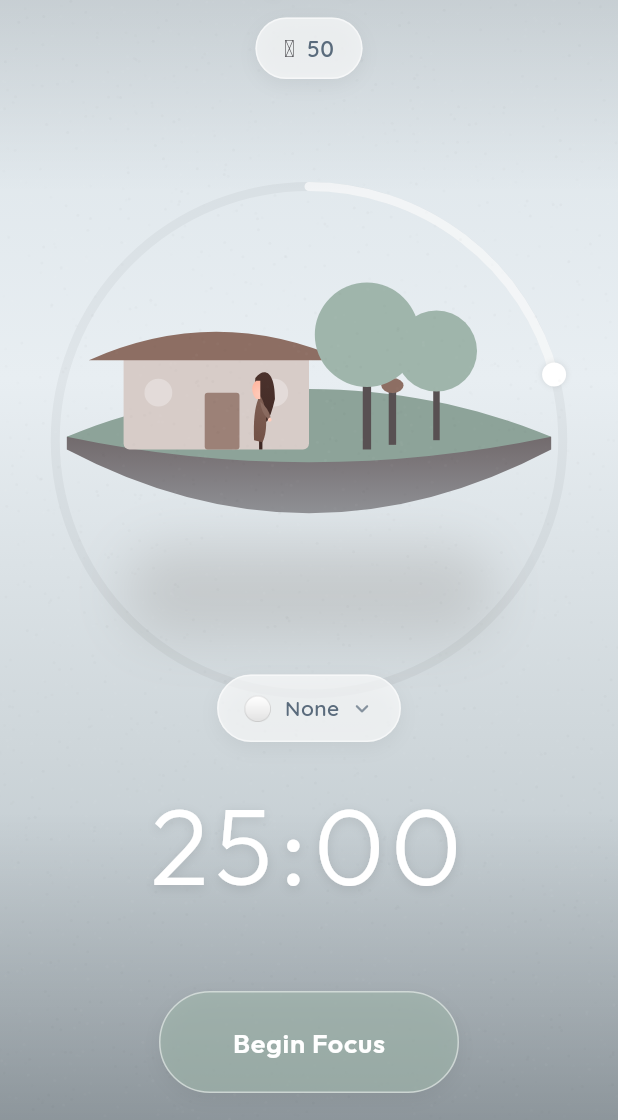
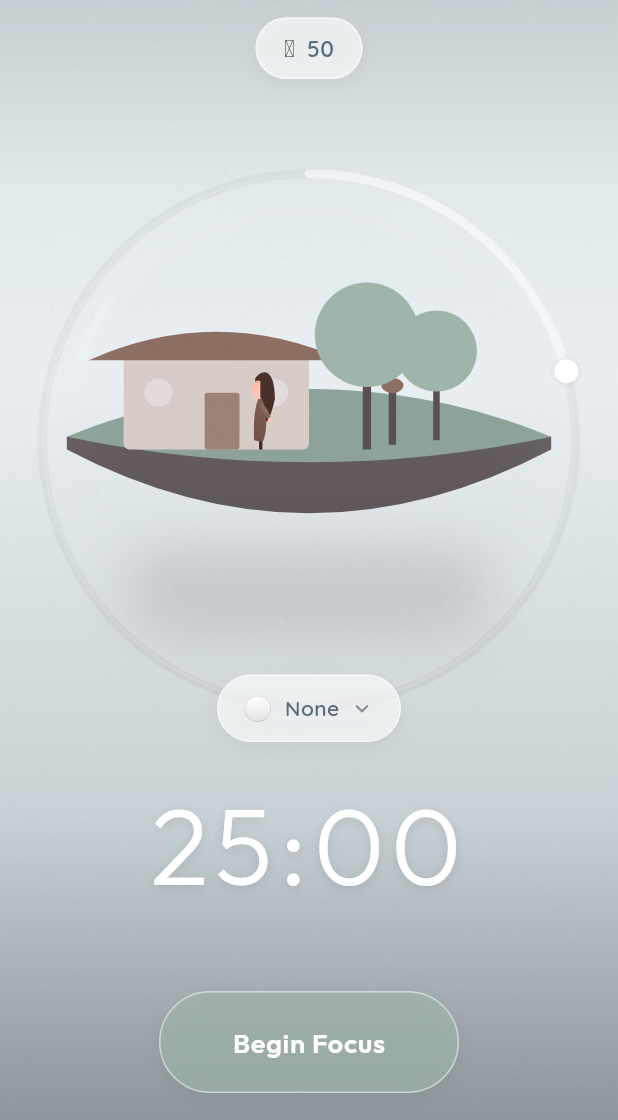
Before and after one commit to AhmadFaiqAisyAfrah/Island-App, a Flutter app: the screen it shows after launch, after a tap on the "menu" icon, after a tap on the "nightlight round" icon, on a phone screen of 412 x 824 dp, the part 116-1236 px from its top. Run offline on Flutter 3.47's test engine with Material 3 defaults, Android fonts, the phone set to English and light mode, and no system bars; our stand-ins replace audioplayers, emoji_picker_flutter, firebase_auth, firebase_core, fl_chart, flutter_riverpod and 3 more; accounts and stored records are empty.

Commit message:
Visual Polish: Glass Dome Interactions, Reflection Enhancements & Fixes

```diff
--- a/lib/features/home/presentation/widgets/circular_duration_slider.dart
+++ b/lib/features/home/presentation/widgets/circular_duration_slider.dart
@@ -103,10 +103,10 @@ class _CircularDurationSliderState extends State<CircularDurationSlider> {
 
   @override
   Widget build(BuildContext context) {
-    // FOCUS STATE BEHAVIOR: Completely Hide
-    if (widget.isFocusing) {
-       return const SizedBox.shrink();
-    }
+    // FOCUS STATE BEHAVIOR: Handled by Parent Opacity
+    // if (widget.isFocusing) {
+    //    return const SizedBox.shrink();
+    // }
 
     return GestureDetector(
       onPanUpdate: _handlePan,
--- a/lib/features/island/presentation/island_visual_stack.dart
+++ b/lib/features/island/presentation/island_visual_stack.dart
@@ -4,6 +4,7 @@ import '../../../../core/theme/app_theme.dart';
 import 'layers/sky_layer.dart';
 import 'layers/ocean_layer.dart';
 import 'layers/island_base_layer.dart';
+import 'layers/glass_dome_layer.dart';
 
 import '../../../../core/theme/theme_provider.dart';
 
@@ -33,8 +34,12 @@ class IslandVisualStack extends StatelessWidget {
         final h = constraints.maxHeight;
 
         // Define sizes relative to width
+        // Define sizes relative to width
         final islandWidth = w * 0.75;
-        final sliderWidth = w * 0.86; // Reduced radius for breathing room
+        // Slider sits exactly on the dome scaling (1.15x).
+        // Slider has internal padding of 8px per side (16px total).
+        // To align track to dome border: Width = (Island * 1.15) + 16.
+        final sliderWidth = (islandWidth * 1.15) + 16;
 
         return Stack(
           alignment: Alignment.center,
@@ -69,14 +74,55 @@ class IslandVisualStack extends StatelessWidget {
                       },
                     ),
 
+                    // A.5 REFLECTIVE FOCUS DOME (Animated Scale)
+                    TweenAnimationBuilder<double>(
+                      duration: const Duration(seconds: 2),
+                      curve: Curves.easeInOutSine,
+                      tween: Tween(
+                        begin: 1.0,
+                        end: isFocusing ? 1.06 : 1.0
+                      ),
+                      builder: (context, scale, child) {
+                        return Transform.scale(
+                          scale: scale,
+                          child: GlassDomeLayer(
+                            width: islandWidth,
+                            themeState: themeState
+                          ),
+                        );
+                      },
+                    ),
+
                     // B. The Slider (Outer Ring)
-                    CircularDurationSlider(
+                    // Animation: Fades out fast on focus. Fades in slow (delayed) on finish.
+                    TweenAnimationBuilder<double>(
+                      duration: isFocusing
+                          ? const Duration(milliseconds: 300)
+                          : const Duration(milliseconds: 2300), // Wait for dome shrink (2000ms)
+                      curve: isFocusing
+                          ? Curves.easeOut
+                          : const Interval(0.85, 1.0, curve: Curves.easeIn), // Late fade in
+                      tween: Tween<double>(
+                        begin: 1.0,
+                        end: isFocusing ? 0.0 : 1.0
+                      ),
+                      builder: (context, opacity, child) {
+                        return Opacity(
+                          opacity: opacity,
+                          child: IgnorePointer(
+                            ignoring: opacity < 0.1 || isFocusing,
+                            child: child,
+                          ),
+                        );
+                      },
+                      child: CircularDurationSlider(
                         width: sliderWidth,
                         currentCheckSeconds: currentSeconds,
                         totalSeconds: totalSeconds,
                         isFocusing: isFocusing,
                         themeState: themeState,
                         onDurationChanged: onDurationChanged,
+                      ),
                     ),
                   ],
                 ),
--- /dev/null
+++ b/lib/features/island/presentation/layers/glass_dome_layer.dart
@@ -0,0 +1,132 @@
+import 'dart:math' as math;
+import 'package:flutter/material.dart';
+import '../../../../core/theme/app_theme.dart';
+import '../../../../core/theme/theme_provider.dart';
+
+class GlassDomeLayer extends StatelessWidget {
+  final double width;
+  final ThemeState themeState;
+
+  const GlassDomeLayer({
+    super.key,
+    required this.width,
+    required this.themeState,
+  });
+
+  @override
+  Widget build(BuildContext context) {
+    // Dome is slightly larger than the island bounds to encase it
+    final double domeSize = width * 1.15;
+    final isNight = themeState.mode == AppThemeMode.night;
+
+    // Static Container (Scale is animated by parent)
+    return Container(
+      width: domeSize,
+      height: domeSize,
+      decoration: BoxDecoration(
+        shape: BoxShape.circle,
+        // Glass Surface Gradient (Constant Subtle)
+        gradient: RadialGradient(
+          colors: [
+            Colors.white.withOpacity(0.0), // Center is clear
+            Colors.white.withOpacity(isNight ? 0.08 : 0.04), // Edges catch faint light
+          ],
+          stops: const [0.7, 1.0],
+        ),
+        // Subtle Outline (Constant)
+        border: Border.all(
+          color: Colors.white.withOpacity(isNight ? 0.15 : 0.1),
+          width: 1.5,
+        ),
+      ),
+      child: CustomPaint(
+        painter: _GlassReflectionPainter(isNight: isNight),
+      ),
+    );
+  }
+}
+
+class _GlassReflectionPainter extends CustomPainter {
+  final bool isNight;
+
+  _GlassReflectionPainter({required this.isNight});
+
+  @override
+  void paint(Canvas canvas, Size size) {
+    final w = size.width;
+    final h = size.height;
+
+    // 1. PRIMARY HIGHLIGHT (Top Left - Light Source)
+    // Sharper, brighter reflection of the main light
+    final primaryOpacity = isNight ? 0.25 : 0.2;
+    final primaryPaint = Paint()
+      ..style = PaintingStyle.stroke
+      ..strokeWidth = w * 0.025
+      ..maskFilter = const MaskFilter.blur(BlurStyle.normal, 6)
+      ..shader = LinearGradient(
+        begin: Alignment.topLeft,
+        end: Alignment.bottomRight,
+        colors: [
+          Colors.white.withOpacity(primaryOpacity),
+          Colors.white.withOpacity(0.0),
+        ],
+        stops: const [0.0, 0.4],
+      ).createShader(Rect.fromLTWH(0, 0, w, h));
+
+    final pathPrimary = Path();
+    final margin = w * 0.04;
+    pathPrimary.addArc(
+      Rect.fromLTWH(margin, margin, w - margin*2, h - margin*2),
+      math.pi * 1.05, // 10:30 position
+      math.pi * 0.25  // Short crisp arc
+    );
+    canvas.drawPath(pathPrimary, primaryPaint);
+
+    // 1.5 PRIMARY HOTSPOT (Inner core)
+    // Adds a tiny bit of "gloss" to the highlight
+    final hotspotPaint = Paint()
+      ..style = PaintingStyle.stroke
+      ..strokeWidth = w * 0.01
+      ..maskFilter = const MaskFilter.blur(BlurStyle.normal, 2)
+      ..color = Colors.white.withOpacity(isNight ? 0.4 : 0.3);
+
+    final pathHotspot = Path();
+    pathHotspot.addArc(
+      Rect.fromLTWH(margin, margin, w - margin*2, h - margin*2),
+      math.pi * 1.1,
+      math.pi * 0.1 // Very short
+    );
+    canvas.drawPath(pathHotspot, hotspotPaint);
+
+
+    // 2. RIM LIGHT (Bottom Right - Refraction)
+    // Softer, wider, indicates volume on the shadow side
+    final rimOpacity = isNight ? 0.12 : 0.08;
+    final rimPaint = Paint()
+      ..style = PaintingStyle.stroke
+      ..strokeWidth = w * 0.015
+      ..maskFilter = const MaskFilter.blur(BlurStyle.normal, 10) // Very soft
+      ..shader = LinearGradient(
+        begin: Alignment.bottomRight,
+        end: Alignment.topLeft,
+        colors: [
+          Colors.white.withOpacity(rimOpacity),
+          Colors.white.withOpacity(0.0),
+        ],
+        stops: const [0.0, 0.5],
+      ).createShader(Rect.fromLTWH(0, 0, w, h));
+
+    final pathRim = Path();
+    pathRim.addArc(
+      Rect.fromLTWH(margin, margin, w - margin*2, h - margin*2),
+      math.pi * -0.2, // ~4:00 - 5:00 position
+      math.pi * 0.4
+    );
+    canvas.drawPath(pathRim, rimPaint);
+  }
+
+  @override
+  bool shouldRepaint(covariant _GlassReflectionPainter oldDelegate) {
+    return oldDelegate.isNight != isNight;
+  }
+}
--- a/lib/features/island/presentation/layers/island_base_layer.dart
+++ b/lib/features/island/presentation/layers/island_base_layer.dart
@@ -26,8 +26,8 @@ class CalmPalette {
   static const Color grassHighlight = Color(0xFF9FB5AB); // Restored
 
   // Cliff now has a gradient, these are the stops
-  static const Color cliffTop = Color(0xFF6D6466);  // Warm Grey
-  static const Color cliffBottom = Color(0xFFB0BBC2); // Matches deepWater exactly!
+  static const Color cliffTop = Color(0xFF645C5E);  // Darker Warm Grey (~8% darker)
+  static const Color cliffBottom = Color(0xFF5A5254); // Darker Grey (Solid Gradient)
   static const Color cliffShadow = Color(0xFF585052); // Restored
 
   // ... (Other colors unchanged)
```
Lines whose indentation alone changed are shown as unchanged.
